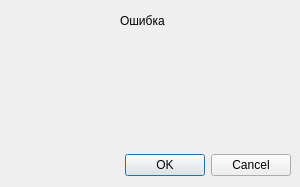
Old version of the form error.ui in the repository kiquxd/QtCalendar.
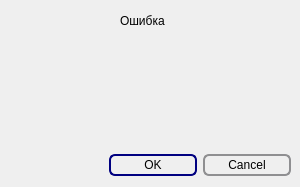
New version of the form. Icons and pictures are not drawn.

The edit to the form file:
```diff
--- a/error.ui
+++ b/error.ui
@@ -22,6 +22,46 @@
      <height>31</height>
     </rect>
    </property>
+   <property name="styleSheet">
+    <string notr="true">QPushButton {
+     border: 2px solid #8f8f91;
+     border-radius: 6px;
+     background-color: qlineargradient(x1: 0, y1: 0, x2: 0, y2: 1,
+                                       stop: 0 #f6f7fa, stop: 1 #dadbde);
+     min-width: 80px;
+	padding: 2px 2px 2px 2px;
+ }
+
+ QPushButton:pressed {
+     background-color: qlineargradient(x1: 0, y1: 0, x2: 0, y2: 1,
+                                       stop: 0 #dadbde, stop: 1 #f6f7fa);
+ }
+
+ QPushButton:flat {
+     border: none; /* для плоской кнопки границы нет */
+ }
+
+ QPushButton:default {
+     border-color: navy; /* делаем кнопку по умолчанию выпуклой */
+ }
+Для кнопки QPushButton с меню используйте субэлемент управления ::menu-indicator.
+
+ QPushButton:open { /* когда собственное меню кнопки раскрыто */
+     background-color: qlineargradient(x1: 0, y1: 0, x2: 0, y2: 1,
+                                       stop: 0 #dadbde, stop: 1 #f6f7fa);
+ }
+
+ QPushButton::menu-indicator {
+     image: url(menu_indicator.png);
+     subcontrol-origin: padding;
+     subcontrol-position: bottom right;
+ }
+
+ QPushButton::menu-indicator:pressed, QPushButton::menu-indicator:open {
+     position: relative;
+     top: 2px; left: 2px; /* сдвигаем стрелку на 2 px */
+ }</string>
+   </property>
    <property name="orientation">
     <enum>Qt::Horizontal</enum>
    </property>
```
